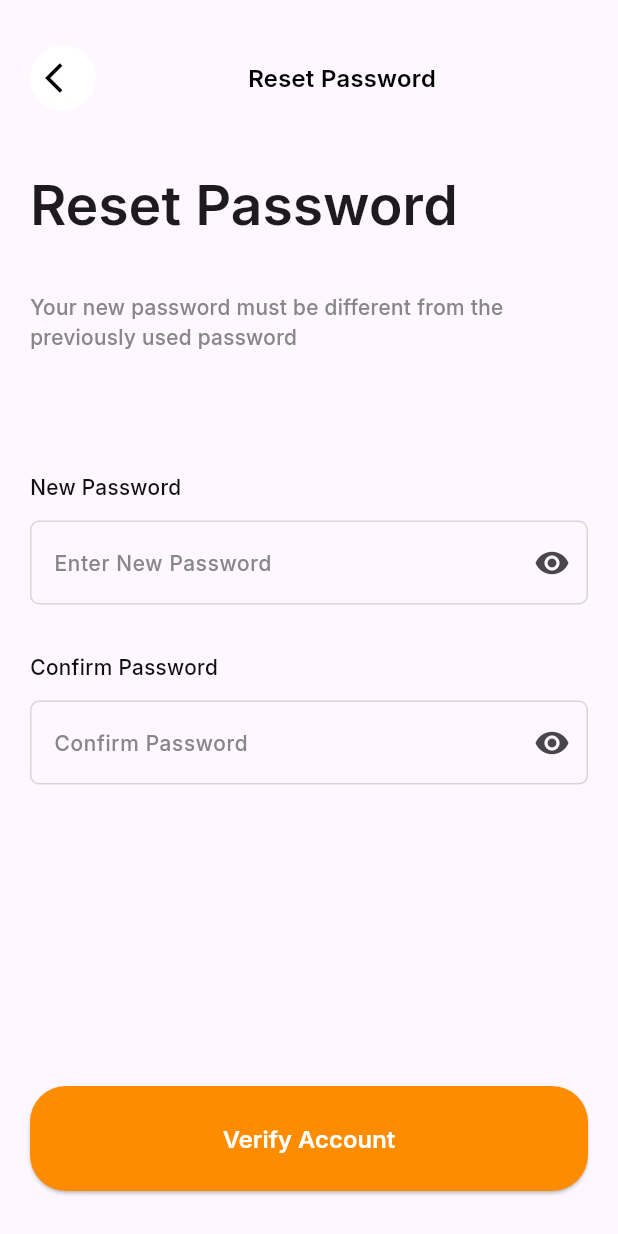
After one commit to MohamedEssami20/delivery_food, a Flutter app: the ResetPasswordView screen opened by its route, on a phone screen of 412 x 824 dp. The commit adds this screen. Run offline on Flutter 3.47's test engine with Material 3 defaults, Android fonts, the phone set to English and light mode, and no system bars; our stand-ins replace cloud_firestore, dartz, dots_indicator, firebase_auth, firebase_core, flutter_bloc and 4 more; missing offline and left inert: flutter_facebook_auth, svg_flutter; accounts and stored records are empty.

Commit message:
create reset password view ui

```diff
--- a/lib/core/helper/func/on_genrate_route.dart
+++ b/lib/core/helper/func/on_genrate_route.dart
@@ -4,6 +4,7 @@ import 'package:delivery_food/features/splash/presentation/views/splash_view.dar
 
 import '../../../features/auth/presentation/views/forget_password_view.dart';
 import '../../../features/auth/presentation/views/otp_view.dart';
+import '../../../features/auth/presentation/views/reset_password_view.dart';
 import '../../../features/auth/presentation/views/sigin_in_view.dart';
 import '../../../features/auth/presentation/views/sign_up_view.dart';
 import '../../../features/home/presentation/views/home_view.dart';
@@ -25,6 +26,8 @@ Route<dynamic>? onGenerateRoute(RouteSettings settings) {
       return MaterialPageRoute(builder: (context) => const HomeView());
     case OtpView.routeName:
       return MaterialPageRoute(builder: (context) => const OtpView());
+    case ResetPasswordView.routeName:
+      return MaterialPageRoute(builder: (context) => const ResetPasswordView());
     // Add more routes here as needed
     default:
       return MaterialPageRoute(builder: (context) => const Scaffold());
--- /dev/null
+++ b/lib/features/auth/presentation/views/reset_password_view.dart
@@ -0,0 +1,13 @@
+import 'package:delivery_food/features/auth/presentation/views/widgets/reset_password_view_body.dart';
+import 'package:flutter/material.dart';
+
+class ResetPasswordView extends StatelessWidget {
+  const ResetPasswordView({super.key});
+  static const String routeName = 'reset-password';
+  @override
+  Widget build(BuildContext context) {
+    return const Scaffold(
+      body: ResetPasswordViewBody(),
+    );
+  }
+}
--- a/lib/features/auth/presentation/views/widgets/login_or_rigster_header.dart
+++ b/lib/features/auth/presentation/views/widgets/login_or_rigster_header.dart
@@ -16,7 +16,7 @@ class LoginOrRegisterHeader extends StatelessWidget {
           style: AppTextStyles.semiBold16.copyWith(fontSize: 37),
         ),
         const SizedBox(
-          height: 8,
+          height: 30,
         ),
         Text(
           subTitle,
--- a/lib/features/auth/presentation/views/widgets/otp_view_body.dart
+++ b/lib/features/auth/presentation/views/widgets/otp_view_body.dart
@@ -5,6 +5,7 @@ import 'package:delivery_food/features/auth/presentation/views/widgets/otp_text_
 import 'package:flutter/material.dart';
 
 import '../../../../../core/utils/widgets/custom_button.dart';
+import '../reset_password_view.dart';
 
 class OtpViewBody extends StatelessWidget {
   const OtpViewBody({super.key});
@@ -49,7 +50,9 @@ class OtpViewBody extends StatelessWidget {
             height: 70,
             child: CustomButton(
               title: "Continue",
-              onPressed: () {},
+              onPressed: () {
+                Navigator.pushNamed(context, ResetPasswordView.routeName);
+              },
             ),
           ),
         ],
--- /dev/null
+++ b/lib/features/auth/presentation/views/widgets/reset_password_view_body.dart
@@ -0,0 +1,82 @@
+import 'package:delivery_food/features/auth/presentation/views/widgets/login_or_rigster_header.dart';
+import 'package:flutter/material.dart';
+
+import '../../../../../core/utils/app_text_styles.dart';
+import '../../../../../core/utils/widgets/custom_app_bar.dart';
+import '../../../../../core/utils/widgets/custom_button.dart';
+import '../../../../../core/utils/widgets/custom_text_field.dart';
+
+class ResetPasswordViewBody extends StatelessWidget {
+  const ResetPasswordViewBody({super.key});
+
+  @override
+  Widget build(BuildContext context) {
+    return Padding(
+      // ignore: prefer_const_constructors
+      padding: EdgeInsets.symmetric(horizontal: 20, vertical: 30),
+      child: Column(
+        crossAxisAlignment: CrossAxisAlignment.start,
+        children: [
+          const CustomAppBar(actions: SizedBox(), title: "Reset Password"),
+          const Padding(padding: EdgeInsets.only(top: 35)),
+          const LoginOrRegisterHeader(
+            title: "Reset Password",
+            subTitle:
+                "Your new password must be different from the previously used password",
+          ),
+          const Padding(
+            padding: EdgeInsets.only(top: 80),
+          ),
+          Text(
+            'New Password',
+            style: AppTextStyles.medium14.copyWith(
+              color: const Color(0xFF0F0F0F),
+            ),
+          ),
+          const SizedBox(
+            height: 12,
+          ),
+          CustomTextField(
+            hintText: "Enter New Password",
+            keyboardType: TextInputType.text,
+            obscureText: true,
+            suffixIcon: IconButton(
+              onPressed: () {},
+              icon: const Icon(Icons.remove_red_eye),
+            ),
+          ),
+          const Padding(padding: EdgeInsets.only(top: 32)),
+          Text(
+            'Confirm Password',
+            style: AppTextStyles.medium14.copyWith(
+              color: const Color(0xFF0F0F0F),
+            ),
+          ),
+          const SizedBox(
+            height: 12,
+          ),
+          CustomTextField(
+            hintText: "Confirm Password",
+            keyboardType: TextInputType.text,
+            obscureText: true,
+            suffixIcon: IconButton(
+              onPressed: () {},
+              icon: const Icon(Icons.remove_red_eye),
+            ),
+          ),
+          const Padding(
+            padding: EdgeInsets.only(top: 50),
+          ),
+          const Spacer(),
+          SizedBox(
+            height: 70,
+            child: CustomButton(
+              title: "Verify Account",
+              onPressed: () {},
+            ),
+          ),
+        ],
+      ),
+    );
+  }
+}
```
